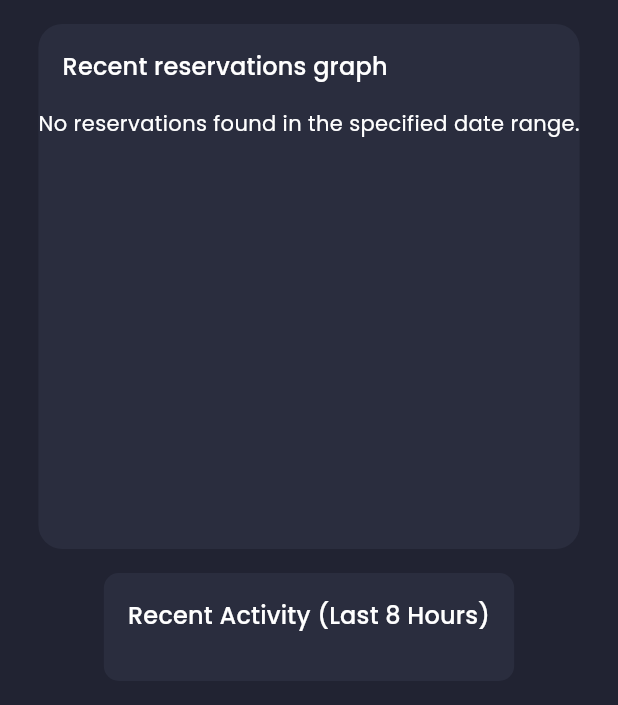
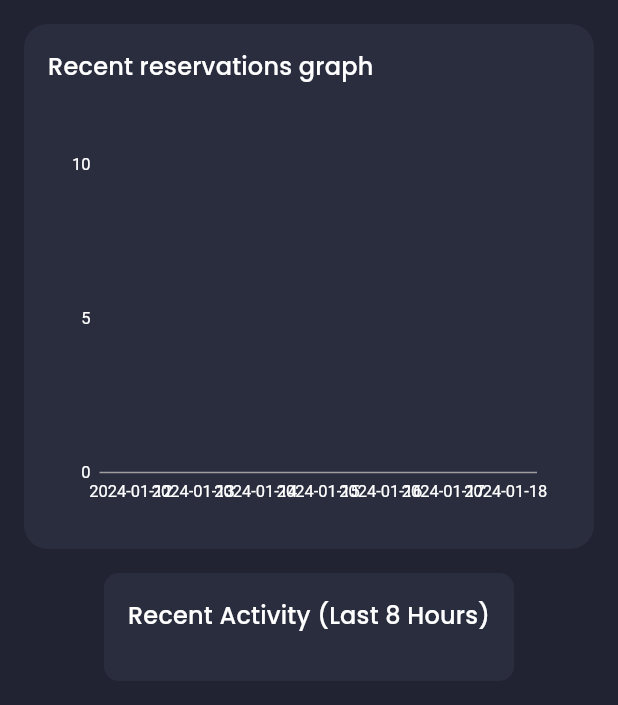
Before and after one commit to Karlo11111/AedisResponsiveAdminPanel, a Flutter app: the screen it shows after launch, scrolled down 226 dp, on a phone screen of 412 x 824 dp, the part 531-1236 px from its top. Run offline on Flutter 3.47's test engine with Material 3 defaults, Android fonts, the phone set to English and light mode, and no system bars; our stand-ins replace charts_flutter, cloud_firestore, firebase_core, flutter_svg, google_fonts; missing offline and left inert: gantt_chart; accounts and stored records are empty; statements that could not run were skipped.

```diff
--- a/lib/screens/dashboard/components/reservations_chart.dart
+++ b/lib/screens/dashboard/components/reservations_chart.dart
@@ -14,11 +14,6 @@
     // Calculate the dates for 3 days before to 3 days after today
     List<DateTime> dateRange = List.generate(
       7, (index) => DateTime.now().subtract(Duration(days: 3 - index)));
-
-    // Initialize the map with the date range and a default count of 0
-    Map<String, int> reservationsCountPerDay = {
-      for (var date in dateRange) DateFormat('yyyy-MM-dd').format(date): 0,
-    };
 
     return Container(
       decoration: BoxDecoration(
@@ -37,41 +32,66 @@
                 style: Theme.of(context).textTheme.titleMedium),
           ),
           Expanded(
-            child: FutureBuilder<QuerySnapshot>(
-              future: FirebaseFirestore.instance
+            child: FutureBuilder<List<QuerySnapshot>>(
+              future: Future.wait([
+                FirebaseFirestore.instance
                     .collection('UsersReservation')
                     .where('checkInDate',
                         isGreaterThanOrEqualTo: dateRange.first,
                         isLessThanOrEqualTo: dateRange.last)
                     .get(),
-              builder: (context, snapshot) {
+                FirebaseFirestore.instance
+                    .collection('DeletedReservations')
+                    .where('checkInDate',
+                        isGreaterThanOrEqualTo: dateRange.first,
+                        isLessThanOrEqualTo: dateRange.last)
+                    .get(),
+              ]),
+              builder: (context, AsyncSnapshot<List<QuerySnapshot>> snapshot) {
                 if (snapshot.connectionState == ConnectionState.waiting) {
-                  return Center(child: Text("Waiting for a connection!"),);
+                  return Center(child: CircularProgressIndicator());
                 }
-                if (snapshot.hasError ||
-                    !snapshot.hasData ||
-                    snapshot.data!.docs.isEmpty) {
-                  return Text('No reservations found in the specified date range.');
+                if (snapshot.hasError || !snapshot.hasData) {
+                  return Text('Error fetching reservations.');
                 }
 
-                // Update the map with actual counts
-                for (var doc in snapshot.data!.docs) {
-                  var reservationDate = (doc['checkInDate'] as Timestamp).toDate();
-                  var dateString = DateFormat('yyyy-MM-dd').format(reservationDate);
+                // Combine data from both collections
+                List<DocumentSnapshot> combinedDocs = [
+                  ...snapshot.data![0].docs,
+                  ...snapshot.data![1].docs,
+                ];
+
+                // Reset the count map
+                Map<String, int> reservationsCountPerDay = {
+                  for (var date in dateRange)
+                    DateFormat('yyyy-MM-dd').format(date): 0,
+                };
+
+                // Update the map with actual counts from combined data
+                for (var doc in combinedDocs) {
+                  var reservationDate =
+                      (doc['checkInDate'] as Timestamp).toDate();
+                  var dateString =
+                      DateFormat('yyyy-MM-dd').format(reservationDate);
                   if (reservationsCountPerDay.containsKey(dateString)) {
                     reservationsCountPerDay[dateString] =
                         reservationsCountPerDay[dateString]! + 1;
                   }
                 }
 
+                // Generate the data points for the chart
                 List<charts.Series<ReservationCount, String>> seriesList = [
                   charts.Series<ReservationCount, String>(
                     id: 'Reservations',
-                    colorFn: (_, __) => charts.MaterialPalette.blue.shadeDefault,
-                    domainFn: (ReservationCount reservations, _) => reservations.date,
-                    measureFn: (ReservationCount reservations, _) => reservations.count,
+                    colorFn: (_, __) =>
+                        charts.MaterialPalette.blue.shadeDefault,
+                    domainFn: (ReservationCount reservations, _) =>
+                        reservations.date,
+                    measureFn: (ReservationCount reservations, _) =>
+                        reservations.count,
                     data: reservationsCountPerDay.entries
-                        .map((entry) => ReservationCount(entry.key, entry.value))
+                        .map(
+                            (entry) => ReservationCount(entry.key, entry.value))
                         .toList(),
                   )
                 ];
--- a/pubspec.yaml
+++ b/pubspec.yaml
@@ -37,6 +37,7 @@
   cloud_firestore: ^4.11.0
   intl: ^0.17.0
   charts_flutter: ^0.12.0
+  gantt_chart: ^0.3.0
 
 dev_dependencies:
   flutter_test:
```
Also changed, not shown: lib/screens/calendar/calendar_screen.dart (+11 -1 lines), lib/screens/calendar/components/calendar_util.dart (added, +142 -0 lines), pubspec.lock. Lines whose indentation alone changed are shown as unchanged.
